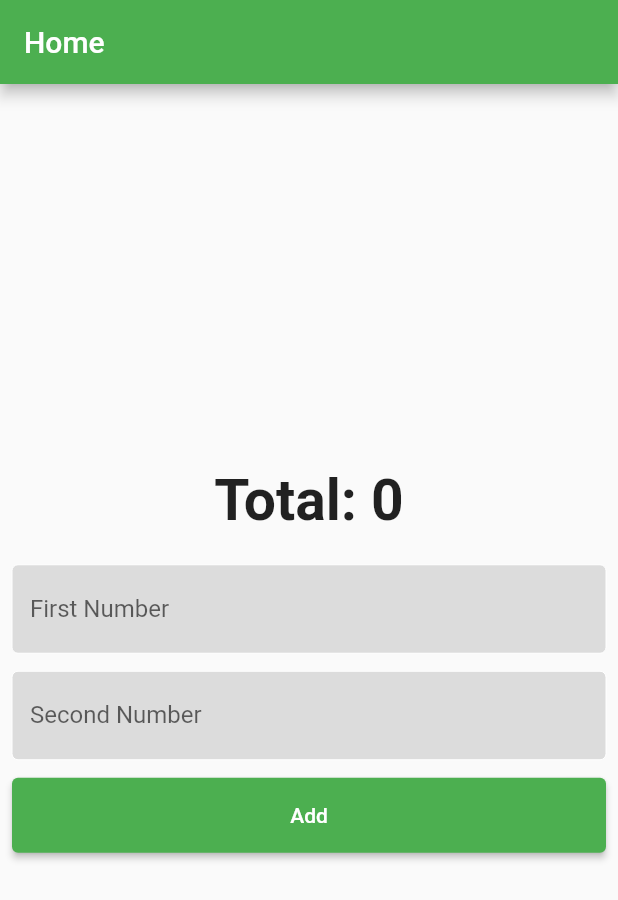
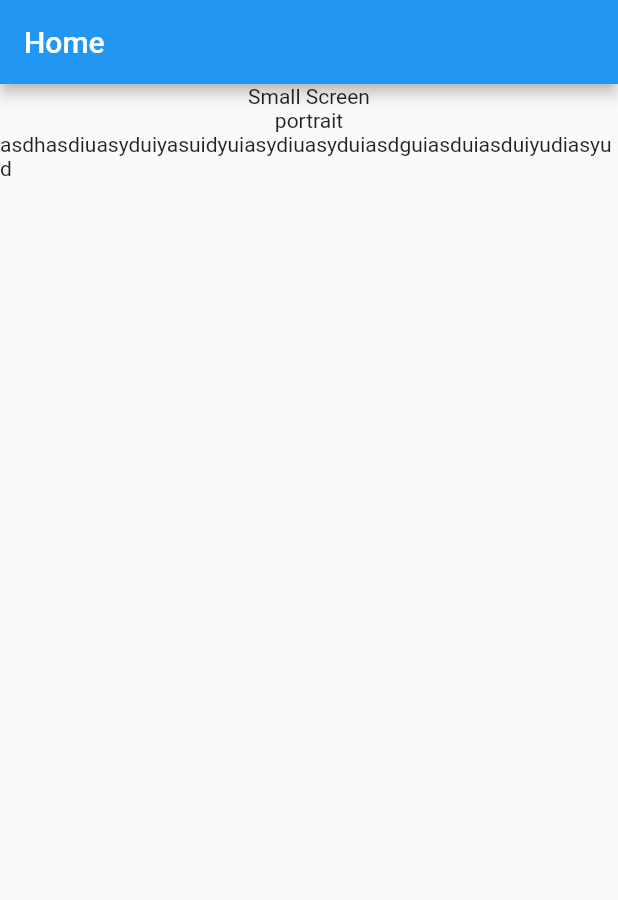
Before and after one commit to ShakibulDeveloper/flutter-practise-code, a Flutter app: the screen it shows after launch, on a phone screen of 412 x 824 dp. Shown: the top 900 px of the screen. Run offline on Flutter 3.47's test engine with Material 2 defaults, Android fonts, the light colour scheme and no system bars.

Commit message:
responsive1

```diff
--- /dev/null
+++ b/lib/home_screen.dart
@@ -0,0 +1,58 @@
+import 'dart:ui';
+
+import 'package:flutter/material.dart';
+
+class HomeScreen extends StatelessWidget{
+  @override
+  Widget build(BuildContext context) {
+    // Size size = MediaQuery.sizeOf(context);
+    // print(size.width);
+    // print(size.height);
+    // print(size.aspectRatio);
+    // print(size.flipped);
+    //
+    // Orientation orientation  = MediaQuery.orientationOf(context);
+    // print(orientation.name);
+    //
+    // List<DisplayFeature> display = MediaQuery.displayFeaturesOf(context);
+    // print(display);
+    //
+    // double pixel = MediaQuery.devicePixelRatioOf(context);
+    // print(pixel);
+    //
+    // var screenMode = MediaQuery.platformBrightnessOf(context);
+    // print(screenMode.name);
+
+    return Scaffold(
+      appBar: AppBar(
+        title: Text("Home"),
+      ),
+      body: Column(
+        children: [
+
+          // we can also use layoutBuilder & OrientationBuilder that will work same as like MediaQuery.
+          LayoutBuilder(builder: (context, constraints){
+            if(constraints.maxWidth > 600){
+              return Text("Big Screen", style: TextStyle(fontSize: 38, fontWeight: FontWeight.bold),);
+            }else{
+              return Text("Small Screen");
+            }
+          }),
+
+          OrientationBuilder(builder: (context, constraints){
+            return Text(constraints.name);
+          }),
+
+          //wrap
+          Wrap(
+            children: [
+              Text("asdhasdiuasyduiyasuidyuiasydiuasyduiasdguiasduiasduiyudiasyud"),
+            ],
+          ),
+          // Text("asdhasdiuasyduiyasuidyuiasydiuasyduiasdguiasduiasduiyudiasyud"),
+        ],
+      ),
+    );
+  }
+
+}
--- a/lib/main.dart
+++ b/lib/main.dart
@@ -1,86 +1,19 @@
 import 'package:flutter/material.dart';
-import 'style.dart';
+import 'package:practise_app_one/home_screen.dart';
 
 void main(){
   runApp(MyApp());
 }
 
 class MyApp extends StatelessWidget{
+  const MyApp({super.key});
+
   @override
   Widget build(BuildContext context) {
     return MaterialApp(
-      home: HomeState(),
-      title: "Sum App",
-      theme: ThemeData(
-        primarySwatch: Colors.green,
-        elevatedButtonTheme: AppElevatedButton(),
-        textTheme: TextTheme(
-          bodyLarge: LargeTextStyle(),
-        ),
-      ),
+      home: HomeScreen(),
+      title: "App",
     );
   }
 
 }
-
-//=======HOME ROUTE=========
-class HomeState extends StatefulWidget{
-  @override
-  State<StatefulWidget> createState() {
-    return HomeUI();
-  }
-
-}
-
-class HomeUI extends State<HomeState>{
-  Map<String, int> inputItem = {"input1": 0, "input2": 0,};
-  int showSumOutput = 0;
-
-  void AddItemToMap(String inputKey, inputValue){
-    inputItem.update(inputKey, (value) => int.parse(inputValue));
-  }
-  int AddNumbers(){
-     return showSumOutput = inputItem["input1"]!+inputItem["input2"]!;
-  }
-
-
-  @override
-  Widget build(BuildContext context) {
-    return Scaffold(
-      appBar: AppBar(
-        title: Text("Home"),
-      ),
-      body: Center(
-        child: Padding(
-          padding: const EdgeInsets.all(8.0),
-          child: AspectRatio(
-            aspectRatio: 4/3,
-            child: Expanded(
-              child: Column(
-                mainAxisAlignment: MainAxisAlignment.center,
-                children: [
-                  Text("Total: ${showSumOutput}", style: Theme.of(context).textTheme.bodyLarge,),
-                  SizedBox(height: 20,),
-
-                  TextFormField(onChanged: (value){AddItemToMap("input1", value);}, decoration: AppInputStyle(context, "First Number"),),
-                  SizedBox(height: 12,),
-                  TextFormField(onChanged: (value){AddItemToMap("input2", value);}, decoration: AppInputStyle(context, "Second Number"),),
-
-                  SizedBox(height: 12,),
-                  ElevatedButton(
-                      onPressed: (){
-                        AddNumbers();
-                        setState(() {});
-                      },
-                      child: Text("Add")
-                  ),
-                ],
-              ),
-            ),
-          ),
-        ),
-      ),
-    );
-  }
-
-}
--- a/lib/style.dart
+++ /dev/null
@@ -1,31 +0,0 @@
-import 'package:flutter/material.dart';
-
-//=======INPUT FIELD STYLES========
-InputDecoration AppInputStyle(context, String labelText){
-   return InputDecoration(
-    filled: true,
-    fillColor: Colors.black12,
-    enabledBorder: OutlineInputBorder(
-      borderSide: BorderSide(width: 0, color: Colors.white),
-    ),
-    hintText: "Enter ${labelText}",
-    label: Text("$labelText"),
-  );
-}
-
-//======LARGE TEXT STYLES========
-TextStyle LargeTextStyle(){
-  return TextStyle(
-    fontSize: 38,
-    fontWeight: FontWeight.bold,
-  );
-}
-
-//======ELEVATED BUTTON STYLES========
-ElevatedButtonThemeData AppElevatedButton(){
-  return ElevatedButtonThemeData(
-      style: ElevatedButton.styleFrom(
-        minimumSize: Size(double.infinity, 50),
-      )
-  );
-}
```
